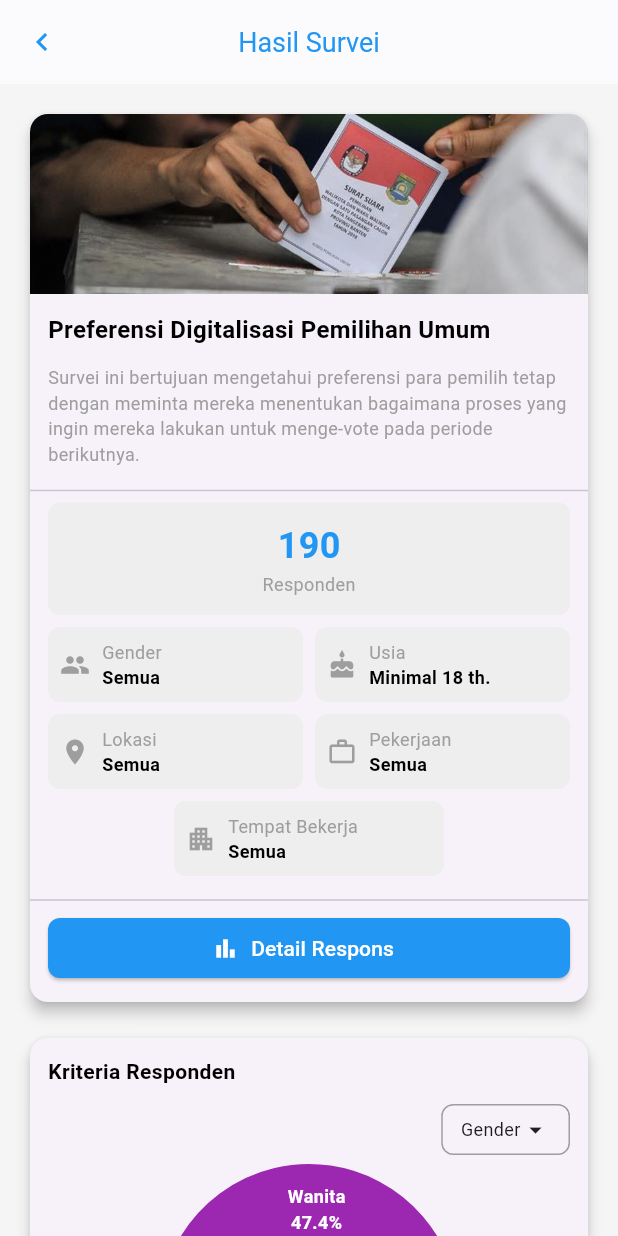
After one commit to BeMySample/BeMySample_MobileFE, a Flutter app: the HomePage screen opened by its route, after a tap on "DIBUKA", on a phone screen of 412 x 824 dp. The commit adds this screen. Run offline on Flutter 3.47's test engine with Material 3 defaults, Android fonts, the phone set to English and light mode, and no system bars; drawn by our look-alikes of fl_chart; our stand-ins replace flutter_colorpicker, image_picker; missing offline and left inert: iconify_flutter.

Commit message:
feat: add result page (tp warnanya masi gajelas)

```diff
--- a/lib/pages/home.dart
+++ b/lib/pages/home.dart
@@ -3,6 +3,7 @@ import 'package:iconify_flutter/iconify_flutter.dart';
 import 'package:iconify_flutter/icons/material_symbols.dart';
 import 'package:iconify_flutter/icons/mdi.dart';
 import 'package:ngoding_project/pages/profile.dart';
+import 'package:ngoding_project/pages/result.dart';
 
 class HomePage extends StatelessWidget {
   const HomePage({super.key});
@@ -145,21 +146,29 @@ Padding(
             ),
             const SizedBox(height: 12),
       _buildSurveyCard(
+  context,
   "Preferensi Digitalisasi Pemilihan Umum",
   "190 responden",
   "Terpakai 38.000 dari 190.000",
   Colors.blue,
-                "DIBUKA"),
+  "DIBUKA",
+),
             const SizedBox(height: 8),
             _buildSurveyCard(
+              context,
                 "Strategi Menabung Efektif bagi Sandwich Generation",
                 "20 responden",
                 "Terpakai 200 dari 200",
                 Colors.red,
                 "TERHENTI"),
             const SizedBox(height: 8),
-            _buildSurveyCard("Apakah Anda Siap Beralih ke Mobil Listrik?",
-                "190 responden", "Belum Teralokasikan", Colors.grey, "DRAFT"),
+            _buildSurveyCard(
+              context,
+              "Apakah Anda Siap Beralih ke Mobil Listrik?",
+                "190 responden",
+                "Belum Teralokasikan",
+                Colors.grey, "DRAFT"
+                ),
             const SizedBox(height: 24),
 
             // Bagian "Berkontribusi"
@@ -212,9 +221,18 @@ Padding(
     );
   }
 
-  Widget _buildSurveyCard(String title, String responses, String status,
+  Widget _buildSurveyCard(BuildContext context, String title, String responses, String status,
       Color color, String label) {
-    return Card(
+          return InkWell(
+    onTap: () {
+      if (label == "DIBUKA") {
+        Navigator.push(
+          context,
+          MaterialPageRoute(builder: (context) => const ResultPage()),
+        );
+      }
+    },
+    child: Card(
       child: Row(
         children: [
           Container(
@@ -312,6 +330,7 @@ Padding(
             ),
           ],
         ),
+      ),
     );
   }
 
--- /dev/null
+++ b/lib/pages/result.dart
@@ -0,0 +1,309 @@
+import 'package:flutter/material.dart';
+import 'package:fl_chart/fl_chart.dart';
+import 'package:ngoding_project/pages/home.dart';
+
+class ResultPage extends StatelessWidget {
+  const ResultPage({super.key});
+
+  @override
+  Widget build(BuildContext context) {
+    return Scaffold(
+      backgroundColor: Colors.grey[100],
+      appBar: AppBar(
+        title: const Text(
+          'Hasil Survei',
+          style: TextStyle(color: Colors.blue, fontSize: 18),
+        ),
+        backgroundColor: Colors.white,
+        centerTitle: true,
+        elevation: 0.5,
+        leading: IconButton(
+          icon: const Icon(Icons.chevron_left, color: Colors.blue),
+         onPressed: () {
+  Navigator.pushAndRemoveUntil(
+    context,
+    MaterialPageRoute(builder: (context) => const HomePage()),
+    (route) => false, // Hapus semua route sebelumnya
+  );
+},
+
+        ),
+      ),
+      body: SingleChildScrollView(
+        child: Column(
+          children: [
+            const SizedBox(height: 16),
+            _buildSurveyCard(),
+            const SizedBox(height: 16),
+            _buildCriteriaSection(),
+          ],
+        ),
+      ),
+    );
+  }
+
+  Widget _buildSurveyCard() {
+    return Padding(
+      padding: const EdgeInsets.symmetric(horizontal: 16.0),
+      child: Card(
+        elevation: 4,
+        shape: RoundedRectangleBorder(
+          borderRadius: BorderRadius.circular(12),
+        ),
+        child: Column(
+          crossAxisAlignment: CrossAxisAlignment.start,
+          children: [
+            ClipRRect(
+              borderRadius: const BorderRadius.vertical(top: Radius.circular(12)),
+              child: Image.asset(
+                'lib/assets/images/pemilihanumum.jpg',
+                height: 120,
+                width: double.infinity,
+                fit: BoxFit.cover,
+              ),
+            ),
+            const Padding(
+              padding: EdgeInsets.all(12.0),
+              child: Text(
+                'Preferensi Digitalisasi Pemilihan Umum',
+                style: TextStyle(
+                    fontSize: 16, fontWeight: FontWeight.bold, color: Colors.black),
+              ),
+            ),
+            const Padding(
+              padding: EdgeInsets.symmetric(horizontal: 12.0),
+              child: Text(
+                'Survei ini bertujuan mengetahui preferensi para pemilih tetap dengan meminta mereka menentukan bagaimana proses yang ingin mereka lakukan untuk menge-vote pada periode berikutnya.',
+                style: TextStyle(fontSize: 12, color: Colors.grey),
+              ),
+            ),
+            const SizedBox(height: 8),
+            const Divider(),
+            Padding(
+              padding: const EdgeInsets.symmetric(horizontal: 12.0),
+              child: Container(
+                width: double.infinity,
+                padding: const EdgeInsets.symmetric(vertical: 12),
+                decoration: BoxDecoration(
+                  color: Colors.grey[200],
+                  borderRadius: BorderRadius.circular(8),
+                ),
+                child: Column(
+                  children: const [
+                    Text(
+                      '190',
+                      style: TextStyle(
+                        color: Colors.blue,
+                        fontWeight: FontWeight.bold,
+                        fontSize: 24,
+                      ),
+                    ),
+                    Text(
+                      'Responden',
+                      style: TextStyle(fontSize: 12, color: Colors.grey),
+                    ),
+                  ],
+                ),
+              ),
+            ),
+            const SizedBox(height: 8),
+            _buildInfoRow(),
+            const SizedBox(height: 8),
+            // Garis tambahan di atas tombol
+            const Divider(),
+            Padding(
+              padding: const EdgeInsets.symmetric(horizontal: 12.0),
+              child: SizedBox(
+                width: double.infinity,
+                child: ElevatedButton.icon(
+                  onPressed: () {
+                    // Tambahkan aksi navigasi
+                  },
+                  style: ElevatedButton.styleFrom(
+                    backgroundColor: Colors.blue,
+                    shape: RoundedRectangleBorder(
+                      borderRadius: BorderRadius.circular(8),
+                    ),
+                  ),
+                  icon: const Icon(Icons.bar_chart, color: Colors.white),
+                  label: const Text(
+                    'Detail Respons',
+                    style: TextStyle(color: Colors.white),
+                  ),
+                ),
+              ),
+            ),
+            const SizedBox(height: 12),
+          ],
+        ),
+      ),
+    );
+  }
+
+  Widget _buildInfoRow() {
+    return Padding(
+      padding: const EdgeInsets.symmetric(horizontal: 12.0),
+      child: Column(
+        children: [
+          Row(
+            children: const [
+              Expanded(
+                child: _InfoBox(icon: Icons.people, label: 'Gender', value: 'Semua'),
+              ),
+              SizedBox(width: 8),
+              Expanded(
+                child: _InfoBox(icon: Icons.cake, label: 'Usia', value: 'Minimal 18 th.'),
+              ),
+            ],
+          ),
+          const SizedBox(height: 8),
+          Row(
+            children: const [
+              Expanded(
+                child: _InfoBox(icon: Icons.location_on, label: 'Lokasi', value: 'Semua'),
+              ),
+              SizedBox(width: 8),
+              Expanded(
+                child: _InfoBox(icon: Icons.work_outline, label: 'Pekerjaan', value: 'Semua'),
+              ),
+            ],
+          ),
+          const SizedBox(height: 8),
+          Center(
+            child: SizedBox(
+              width: 180,
+              child: _InfoBox(
+                icon: Icons.apartment,
+                label: 'Tempat Bekerja',
+                value: 'Semua',
+              ),
+            ),
+          ),
+        ],
+      ),
+    );
+  }
+
+  Widget _buildCriteriaSection() {
+    return Padding(
+      padding: const EdgeInsets.symmetric(horizontal: 16.0),
+      child: Card(
+        elevation: 4,
+        shape: RoundedRectangleBorder(
+          borderRadius: BorderRadius.circular(12),
+        ),
+        child: Padding(
+          padding: const EdgeInsets.all(12.0),
+          child: Column(
+            crossAxisAlignment: CrossAxisAlignment.start,
+            children: [
+              const Text(
+                'Kriteria Responden',
+                style: TextStyle(
+                    fontSize: 14, fontWeight: FontWeight.bold, color: Colors.black),
+              ),
+              const SizedBox(height: 12),
+              Row(
+                mainAxisAlignment: MainAxisAlignment.end,
+                children: [
+                  Container(
+                    padding: const EdgeInsets.symmetric(horizontal: 12, vertical: 6),
+                    decoration: BoxDecoration(
+                      border: Border.all(color: Colors.grey),
+                      borderRadius: BorderRadius.circular(8),
+                    ),
+                    child: const Row(
+                      children: [
+                        Text('Gender', style: TextStyle(fontSize: 12)),
+                        Icon(Icons.arrow_drop_down, size: 20),
+                      ],
+                    ),
+                  ),
+                ],
+              ),
+              const SizedBox(height: 16),
+              _buildPieChart(),
+              const SizedBox(height: 16),
+              Container(
+                padding: const EdgeInsets.all(12),
+                margin: const EdgeInsets.only(top: 12),
+                decoration: BoxDecoration(
+                  color: Colors.grey[200],
+                  borderRadius: BorderRadius.circular(8),
+                ),
+                child: const Text(
+                  'Karakteristik responden terbanyak adalah pria dengan usia 20-30 tahun dan bekerja sebagai pegawai swasta (52% dari total responden).',
+                  style: TextStyle(fontSize: 12, color: Colors.grey),
+                ),
+              ),
+            ],
+          ),
+        ),
+      ),
+    );
+  }
+
+  Widget _buildPieChart() {
+    return SizedBox(
+      height: 180,
+      child: PieChart(
+        PieChartData(
+          sections: [
+            PieChartSectionData(
+              color: Colors.blue,
+              value: 52,
+              title: 'Pria\n52.6%',
+              radius: 60,
+              titleStyle: const TextStyle(
+                  fontSize: 12, fontWeight: FontWeight.bold, color: Colors.white),
+            ),
+            PieChartSectionData(
+              color: Colors.purple,
+              value: 47.4,
+              title: 'Wanita\n47.4%',
+              radius: 60,
+              titleStyle: const TextStyle(
+                  fontSize: 12, fontWeight: FontWeight.bold, color: Colors.white),
+            ),
+          ],
+          sectionsSpace: 2,
+          centerSpaceRadius: 40,
+        ),
+      ),
+    );
+  }
+}
+
+class _InfoBox extends StatelessWidget {
+  final IconData icon;
+  final String label;
+  final String value;
+
+  const _InfoBox({required this.icon, required this.label, required this.value});
+
+  @override
+  Widget build(BuildContext context) {
+    return Container(
+      padding: const EdgeInsets.all(8),
+      decoration: BoxDecoration(
+        color: Colors.grey[200],
+        borderRadius: BorderRadius.circular(8),
+      ),
+      child: Row(
+        children: [
+          Icon(icon, size: 20, color: Colors.grey),
+          const SizedBox(width: 8),
+          Column(
+            crossAxisAlignment: CrossAxisAlignment.start,
+            children: [
+              Text(label, style: const TextStyle(fontSize: 12, color: Colors.grey)),
+              Text(value,
+                  style: const TextStyle(
+                      fontSize: 12, fontWeight: FontWeight.bold, color: Colors.black)),
+            ],
+          ),
+        ],
+      ),
+    );
+  }
+}
--- a/pubspec.yaml
+++ b/pubspec.yaml
@@ -39,6 +39,7 @@ dependencies:
   iconify_flutter: ^0.0.7
   image_picker: ^1.1.2
   http: ^1.0.0
+  fl_chart: ^0.63.0
 
 dev_dependencies:
   flutter_test:
@@ -81,6 +82,7 @@ flutter:
      - lib/assets/images/BeMySample.gif
      - lib/assets/icons/BeMySampleHeader.png
      - lib/assets/images/BeMySampleGirl.png
+     - lib/assets/images/pemilihanumum.jpg
 
   # An image asset can refer to one or more resolution-specific "variants", see
   # https://flutter.dev/to/resolution-aware-images
```
Also changed, not shown: lib/assets/images/pemilihanumum.jpg (added), pubspec.lock. Lines whose indentation alone changed are shown as unchanged.
